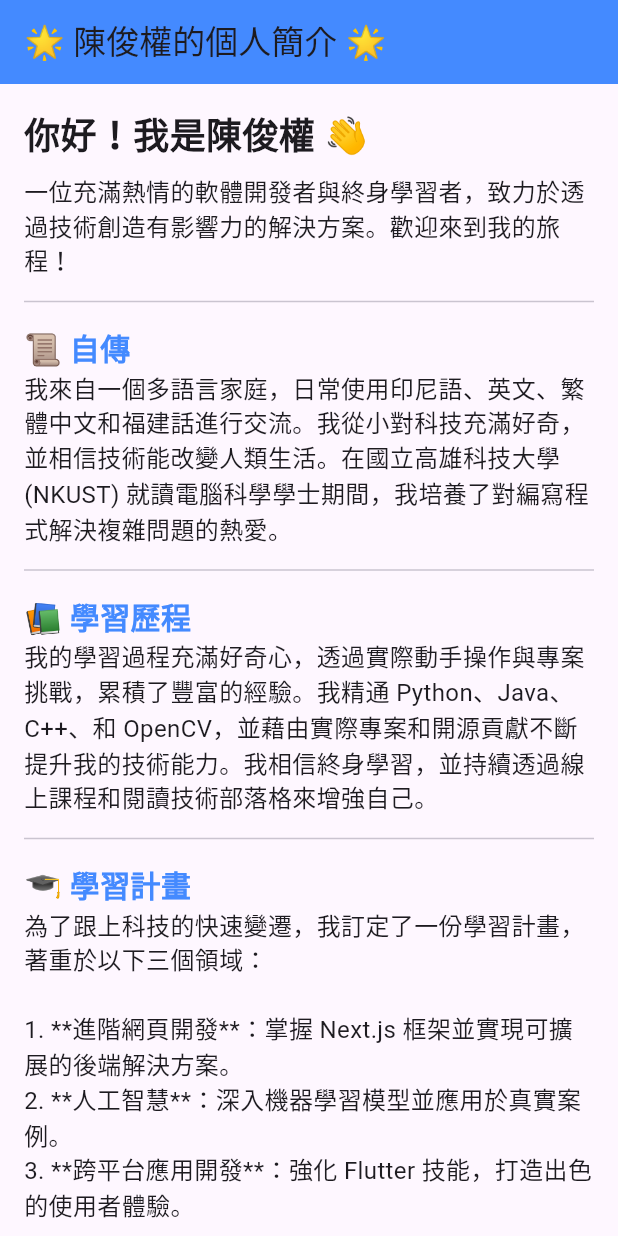
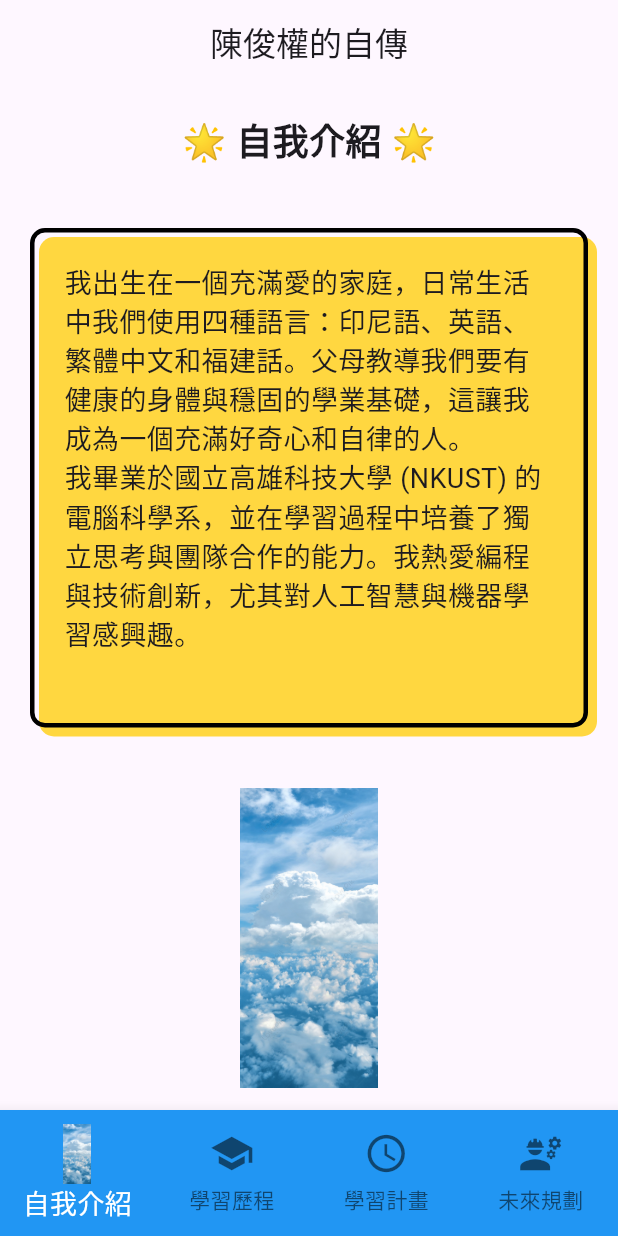
Before and after one commit to darrenchien-lab/1131APP-Autobiography, a Flutter app: the screen it shows after launch, on a phone screen of 412 x 824 dp. Run offline on Flutter 3.47's test engine with Material 3 defaults, Android fonts, the phone set to English and light mode, and no system bars; our stand-ins replace audioplayers.

Commit message:
main.dart

```diff
--- a/lib/main.dart
+++ b/lib/main.dart
@@ -1,117 +1,191 @@
+import 'package:flutter/gestures.dart';
 import 'package:flutter/material.dart';
+import 'package:audioplayers/audioplayers.dart';
+
+final player = AudioPlayer()..setReleaseMode(ReleaseMode.loop);
 
 void main() {
-  runApp(const MyPortfolioApp());
+  runApp(MyApp());
 }
 
-class MyPortfolioApp extends StatelessWidget {
-  const MyPortfolioApp({Key? key}) : super(key: key);
+class MyApp extends StatelessWidget {
+  const MyApp({Key? key}) : super(key: key);
 
   @override
   Widget build(BuildContext context) {
     return MaterialApp(
-      title: '陳俊權的個人簡介',
-      home: Scaffold(
+      title: '陳俊權的自傳',
+      debugShowCheckedModeBanner: false,
+      theme: ThemeData(primarySwatch: Colors.green),
+      home: HomePage(),
+    );
+  }
+}
+
+class HomePage extends StatefulWidget {
+  const HomePage({Key? key}) : super(key: key);
+
+  @override
+  State<HomePage> createState() => _HomePageState();
+}
+
+class _HomePageState extends State<HomePage> {
+  final tabs = [
+    Screen1(),
+    Screen2(),
+    Screen3(),
+    Screen4(),
+  ];
+
+  int previousIndex = 0;
+  int currentIndex = 0;
+
+  @override
+  Widget build(BuildContext context) {
+    if (currentIndex == 0) player.play(AssetSource("1.mp3"));
+    return Scaffold(
       appBar: AppBar(
-          title: Text('🌟 陳俊權的個人簡介 🌟'),
-          backgroundColor: Colors.blueAccent,
+        title: const Text('陳俊權的自傳'),
+        centerTitle: true,
       ),
-        body: PortfolioContent(),
+      body: tabs[currentIndex],
+      bottomNavigationBar: BottomNavigationBar(
+        type: BottomNavigationBarType.fixed,
+        backgroundColor: Colors.blue,
+        selectedItemColor: Colors.white,
+        selectedFontSize: 18,
+        unselectedFontSize: 14,
+        iconSize: 30,
+        currentIndex: currentIndex,
+        items: [
+          BottomNavigationBarItem(
+            icon: currentIndex == 0
+                ? Image.asset('assets/f1.jpg', width: 40, height: 40)
+                : Image.asset('assets/f1.jpg', width: 30, height: 30),
+            label: '自我介紹',
+          ),
+          BottomNavigationBarItem(icon: Icon(Icons.school), label: '學習歷程'),
+          BottomNavigationBarItem(icon: Icon(Icons.schedule), label: '學習計畫'),
+          BottomNavigationBarItem(icon: Icon(Icons.engineering), label: '未來規劃'),
+        ],
+        onTap: (index) {
+          setState(() {
+            previousIndex = currentIndex;
+            currentIndex = index;
+            if (index == 0) player.play(AssetSource("1.mp3"));
+            if (index == 1) player.play(AssetSource("2.mp3"));
+            if (index == 2) player.play(AssetSource("3.mp3"));
+            if (index == 3) player.play(AssetSource("4.mp3"));
+          });
+        },
       ),
     );
   }
 }
 
-class PortfolioContent extends StatelessWidget {
-  const PortfolioContent({Key? key}) : super(key: key);
+class Screen1 extends StatelessWidget {
+  Screen1({Key? key}) : super(key: key);
+
+  final String bio = '''
+我出生在一個充滿愛的家庭，日常生活中我們使用四種語言：印尼語、英語、繁體中文和福建話。父母教導我們要有健康的身體與穩固的學業基礎，這讓我成為一個充滿好奇心和自律的人。
+我畢業於國立高雄科技大學 (NKUST) 的電腦科學系，並在學習過程中培養了獨立思考與團隊合作的能力。我熱愛編程與技術創新，尤其對人工智慧與機器學習感興趣。
+''';
 
   @override
   Widget build(BuildContext context) {
     return SingleChildScrollView(
-      padding: const EdgeInsets.all(16.0),
       child: Column(
-        crossAxisAlignment: CrossAxisAlignment.start,
-        children: const [
-          Text(
-            "你好！我是陳俊權 👋",
+        crossAxisAlignment: CrossAxisAlignment.center,
+        children: [
+          const Padding(
+            padding: EdgeInsets.all(20.0),
+            child: Text(
+              '🌟 自我介紹 🌟',
               style: TextStyle(fontSize: 24, fontWeight: FontWeight.bold),
             ),
-          SizedBox(height: 8),
-          Text(
-            "一位充滿熱情的軟體開發者與終身學習者，致力於透過技術創造有影響力的解決方案。歡迎來到我的旅程！",
-            style: TextStyle(fontSize: 16),
           ),
-          Divider(height: 32),
-          SectionHeader(title: "📜 自傳"),
-          Text(
-            "我來自一個多語言家庭，日常使用印尼語、英文、繁體中文和福建話進行交流。我從小對科技充滿好奇，並相信技術能改變人類生活。"
-            "在國立高雄科技大學 (NKUST) 就讀電腦科學學士期間，我培養了對編寫程式解決複雜問題的熱愛。",
-            style: TextStyle(fontSize: 16),
+          Container(
+            padding: const EdgeInsets.all(20),
+            margin: const EdgeInsets.all(20),
+            decoration: BoxDecoration(
+              border: Border.all(color: Colors.black, width: 3),
+              borderRadius: BorderRadius.circular(10),
+              boxShadow: [
+                const BoxShadow(color: Colors.amberAccent, offset: Offset(6, 6)),
+              ],
             ),
-          Divider(height: 32),
-          SectionHeader(title: "📚 學習歷程"),
-          Text(
-            "我的學習過程充滿好奇心，透過實際動手操作與專案挑戰，累積了豐富的經驗。我精通 Python、Java、C++、和 OpenCV，"
-            "並藉由實際專案和開源貢獻不斷提升我的技術能力。我相信終身學習，並持續透過線上課程和閱讀技術部落格來增強自己。",
-            style: TextStyle(fontSize: 16),
+            child: Text(
+              bio,
+              style: const TextStyle(fontSize: 18),
             ),
-          Divider(height: 32),
-          SectionHeader(title: "🎓 學習計畫"),
-          Text(
-            "為了跟上科技的快速變遷，我訂定了一份學習計畫，著重於以下三個領域：\n\n"
-            "1. **進階網頁開發**：掌握 Next.js 框架並實現可擴展的後端解決方案。\n"
-            "2. **人工智慧**：深入機器學習模型並應用於真實案例。\n"
-            "3. **跨平台應用開發**：強化 Flutter 技能，打造出色的使用者體驗。",
-            style: TextStyle(fontSize: 16),
           ),
-          Divider(height: 32),
-          SectionHeader(title: "🚀 未來規劃"),
-          Text(
-            "未來，我希望能在科技產業中成為一位領袖，透過創新技術解決真實問題。我的目標包括：\n\n"
-            "- 創建一家專注於教育技術的公司，讓學習變得更加容易。\n"
-            "- 培養年輕的開發者，回饋技術社群。\n"
-            "- 探索技術與永續發展的結合，為環境保護貢獻一份力量。",
-            style: TextStyle(fontSize: 16),
-          ),
-          Divider(height: 32),
-          SectionHeader(title: "📫 聯絡我"),
-          ListTile(
-            leading: Icon(Icons.email),
-            title: Text("📧 電子郵件：darrentaslim04@gmail.com"),
-          ),
-          ListTile(
-            leading: Icon(Icons.web),
-            title: Text("🌐 個人網站：chien.dev"),
-          ),
-          ListTile(
-            leading: Icon(Icons.link),
-            title: Text("💼 LinkedIn：chiendarren"),
-          ),
-          Divider(height: 32),
-          Text(
-            "✨ 感謝您的閱讀！",
-            style: TextStyle(fontSize: 18, fontWeight: FontWeight.bold),
-          ),
-          Text(
-            "歡迎瀏覽我的旅程，讓我們一起創造美好的未來！🚀",
-            style: TextStyle(fontSize: 16),
-          ),
+          const SizedBox(height: 20),
+          Image.asset('assets/f1.jpg', width: 200, height: 200),
         ],
       ),
     );
   }
 }
 
-class SectionHeader extends StatelessWidget {
-  final String title;
-
-  const SectionHeader({Key? key, required this.title}) : super(key: key);
+class Screen2 extends StatelessWidget {
+  final String learningProcess = '''
+在大學期間，我專注於以下領域：
+1. 精通 Python、Java、PHP 等程式語言。
+2. 探索框架如 React 和 Django，打造動態網頁應用。
+3. 參與多個團隊專案，解決實際問題並提升協作能力。
+4. 持續學習 AI 與機器學習相關知識，並嘗試應用於實驗項目。
+''';
 
   @override
   Widget build(BuildContext context) {
-    return Text(
-      title,
-      style: const TextStyle(fontSize: 20, fontWeight: FontWeight.bold, color: Colors.blueAccent),
+    return Padding(
+      padding: const EdgeInsets.all(20.0),
+      child: Text(
+        learningProcess,
+        style: const TextStyle(fontSize: 18),
+      ),
     );
   }
 }
+
+class Screen3 extends StatelessWidget {
+  final String studyPlan = '''
+我的學習計畫：
+1. 持續提升英文能力，參加國際相關課程。
+2. 深入學習 Flutter 以開發跨平台應用程式。
+3. 參加技術比賽與專案實作，提升實戰經驗。
+4. 考取相關專業證照，增強競爭力。
+''';
+
+  @override
+  Widget build(BuildContext context) {
+    return Padding(
+      padding: const EdgeInsets.all(20.0),
+      child: Text(
+        studyPlan,
+        style: const TextStyle(fontSize: 18),
+      ),
+    );
+  }
+}
+
+class Screen4 extends StatelessWidget {
+  final String futurePlan = '''
+未來規劃：
+1. 在五年內成為一名全端開發工程師，熟悉各項技術堆疊。
+2. 結合人工智慧與電腦視覺，開發有價值的應用程式。
+3. 持續學習與分享技術知識，貢獻於開放源碼社群。
+4. 成立自己的技術團隊，打造具影響力的產品與服務。
+''';
+
+  @override
+  Widget build(BuildContext context) {
+    return Padding(
+      padding: const EdgeInsets.all(20.0),
+      child: Text(
+        futurePlan,
+        style: const TextStyle(fontSize: 18),
+      ),
+    );
+  }
+}
```
Lines whose indentation alone changed are shown as unchanged.
